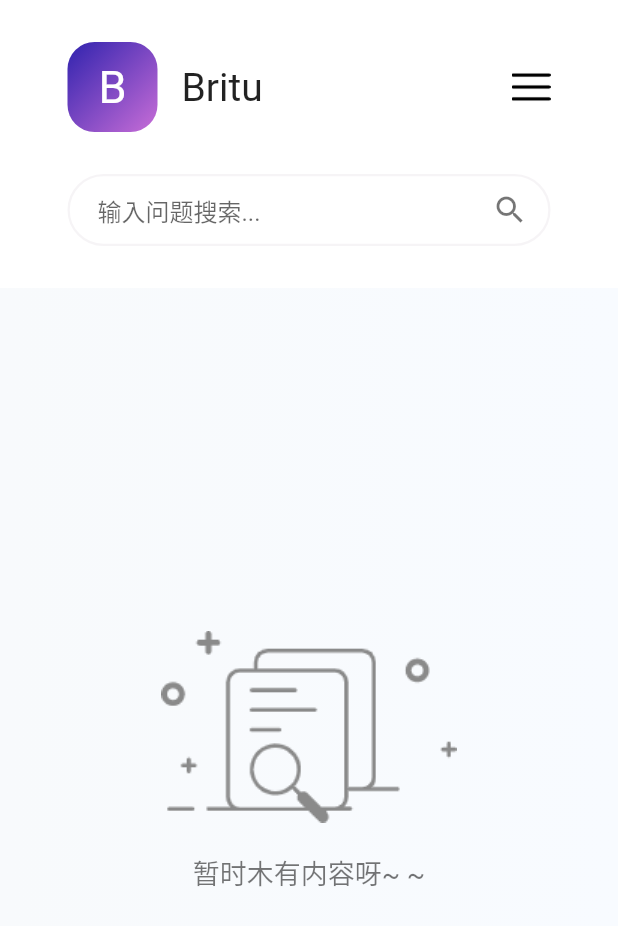
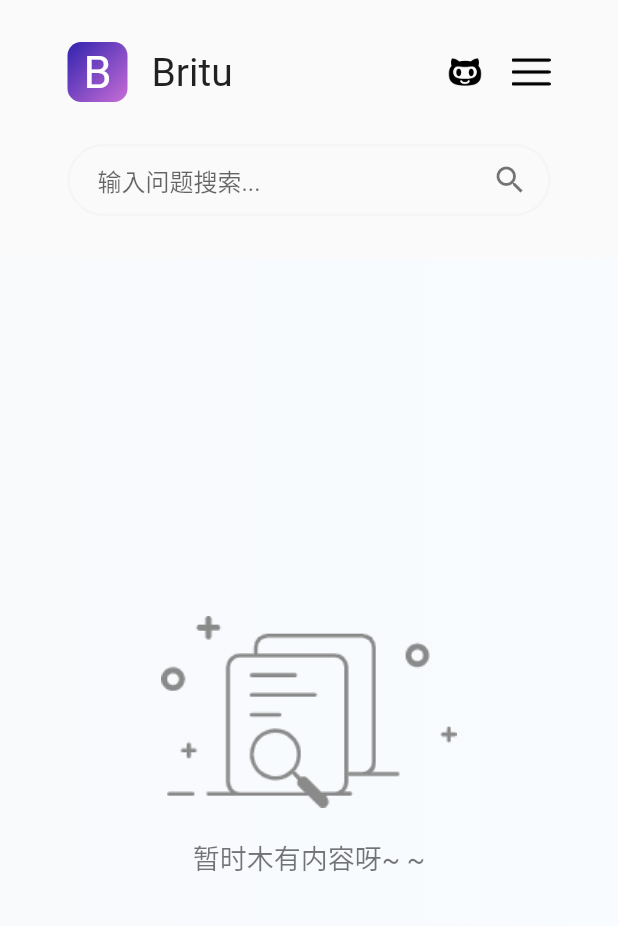
Before and after one commit to yaminet1024/birtu-oj-graph-flutter, a Flutter app: the screen it shows after launch, after a tap on "搜索", on a phone screen of 412 x 824 dp. Shown: the top 926 px of the screen. Run offline on Flutter 3.47's test engine with Material 2 defaults, Android fonts, the phone set to English and light mode, and no system bars; missing offline and left inert: grpc, grpclib.

Commit message:
-- story 更新

```diff
--- a/lib/service/grpc_service.dart
+++ b/lib/service/grpc_service.dart
@@ -3,7 +3,7 @@ import 'dart:io';
 
 // import 'package:fixnum/fixnum.dart';
 import 'package:grpc/grpc.dart';
-import 'package:grpc/grpc_web.dart';
+//import 'package:grpc/grpc_web.dart';
 import 'package:grpclib/grpclib.dart';
 
 class GrpcService{
@@ -34,10 +34,10 @@ class GrpcService{
           options: const ChannelOptions(credentials: ChannelCredentials.insecure()),
         );
       }else{
-        _channelClient = GrpcWebClientChannel.xhr(Uri.parse("http://localhost:6060"));
+//        _channelClient = GrpcWebClientChannel.xhr(Uri.parse("http://localhost:6060"));
       }
     }catch (e){
-      _channelClient = GrpcWebClientChannel.xhr(Uri.parse("http://ttl317.top:6060"));
+//      _channelClient = GrpcWebClientChannel.xhr(Uri.parse("http://ttl317.top:6060"));
     }
   }
 
--- a/lib/views/home.dart
+++ b/lib/views/home.dart
@@ -38,7 +38,8 @@ class MyHomePageState extends State<MyHomePage> {
       ),
       child: Scaffold(
           backgroundColor: Colors.transparent,
-          body: SingleChildScrollView(
+          body: SafeArea(
+            child: SingleChildScrollView(
                 child: Container(
                   child: Column(
                     children: <Widget>[
@@ -54,13 +55,20 @@ class MyHomePageState extends State<MyHomePage> {
                             Body(),
                             showChatView? Positioned(
                               right: 40,
-                            child: ChatBoxView(),): Container(),
+                              child: ChatBoxView(
+                                onRemoveClick: (){
+                                  setState(() {
+                                    showChatView = !showChatView;
+                                  });
+                                },
+                              ),): Container(),
                           ],
                         ),
                       ),
                     ],
                   ),
                 )
+            ),
           )
       ),
     );
@@ -168,7 +176,7 @@ class SmallChild extends StatelessWidget {
               ),
             ),
             Padding(
-              padding: const EdgeInsets.only(left: 12.0, top: 20),
+              padding: const EdgeInsets.only(left: 0.0, top: 20),
               child: Text("开始我们的学习吧！"),
             ),
             SizedBox(
@@ -180,9 +188,9 @@ class SmallChild extends StatelessWidget {
                 scale: 1,
               ),
             ),
-            SizedBox(
-              height: 32,
-            ),
+//            SizedBox(
+//              height: 32,
+//            ),
             Search(),
             SizedBox(
               height: 30,
--- a/lib/views/search.dart
+++ b/lib/views/search.dart
@@ -29,7 +29,8 @@ class _SearchPageState extends State<SearchPage>{
   @override
   Widget build(BuildContext context) {
     return Scaffold(
-      body: Container(
+      body: SafeArea(
+        child: Container(
           // constraints: BoxConstraints(
           //   minWidth: 300
           // ),
@@ -37,13 +38,13 @@ class _SearchPageState extends State<SearchPage>{
             children: <Widget>[
               // Text("$arguments[]"),
               Container(
-              decoration: BoxDecoration(
-                color: Colors.white,
-                boxShadow: [
-                  BoxShadow(
-                      color: Colors.black38, offset: Offset(-30, -30), blurRadius: 8)
-                ]
-              ),
+//                decoration: BoxDecoration(
+//                  color: Colors.white,
+//                  boxShadow: [
+//                    BoxShadow(
+//                        color: Colors.black38, offset: Offset(-30, -30), blurRadius: 8)
+//                  ]
+//                ),
                 padding: EdgeInsets.only(bottom:28),
                 child: Column(
                   crossAxisAlignment: CrossAxisAlignment.start,
@@ -56,7 +57,6 @@ class _SearchPageState extends State<SearchPage>{
                           NavBar(showSearch: false),
                           SearchInput(
                             onClick: (){
-                            print("喻彩平大宝贝，我爱你呀");
                             },
                           )
                         ]
@@ -81,6 +81,7 @@ class _SearchPageState extends State<SearchPage>{
               ),
             ]
           )
+        ),
       ),
     );
   }
--- a/lib/widgets/navbar.dart
+++ b/lib/widgets/navbar.dart
@@ -2,14 +2,13 @@ import 'package:educational_robot/views/chat_box.dart';
 import 'package:flutter/material.dart';
 import '../utils/responsiveLayout.dart';
 import '../views/search.dart';
-
 
 typedef NavBarItemClick = void Function(String s);
 
 class NavBar extends StatelessWidget {
   final navLinks = ["首页", "友情链接"];
 
-  NavBar({Key key, this.showSearch,this.onNavBarItemClick}) : super(key: key);
+  NavBar({Key key, this.showSearch, this.onNavBarItemClick}) : super(key: key);
   final bool showSearch;
 
   final NavBarItemClick onNavBarItemClick;
@@ -21,10 +20,9 @@ class NavBar extends StatelessWidget {
             padding: EdgeInsets.only(left: 18),
             child: Text(text, style: TextStyle(fontFamily: "Montserrat-Bold")),
           ),
-        onTap: (){
+          onTap: () {
             onNavBarItemClick(text);
-        }
-      );
+          });
     }).toList();
   }
 
@@ -40,38 +38,54 @@ class NavBar extends StatelessWidget {
                 Row(
                   children: <Widget>[
                     Container(
-                    width: 60,
-                    height: 60,
+                      width: 40,
+                      height: 40,
                       decoration: BoxDecoration(
-                        borderRadius: BorderRadius.circular(18),
-                        gradient: LinearGradient(colors: [
+                          borderRadius: BorderRadius.circular(9),
+                          gradient: LinearGradient(
+                              colors: [
                                 Color(0xFFC86DD7),
                                 Color(0xFF3023AE),
-                        ], begin: Alignment.bottomRight, end: Alignment.topLeft)),
+                              ],
+                              begin: Alignment.bottomRight,
+                              end: Alignment.topLeft)),
                       child: Center(
                         child: Text("B",
-                          style: TextStyle(fontSize: 30, color: Colors.white)),
+                            style:
+                                TextStyle(fontSize: 30, color: Colors.white)),
                       ),
                     ),
                     SizedBox(
                       width: 16,
                     ),
                     Text("Britu", style: TextStyle(fontSize: 26)),
-                  if (showSearch)
-                    SearchInput()
+                    if (showSearch) SearchInput()
                   ],
                 ),
                 if (!ResponsiveLayout.isSmallScreen(context))
                   Row(
                       mainAxisAlignment: MainAxisAlignment.spaceAround,
-                    children: <Widget>[...navItem()]
+                      children: <Widget>[...navItem()])
+                else
+                  Row(
+                    children: <Widget>[
+                      Container(
+                        padding: EdgeInsets.only(right: 18),
+                        child: InkWell(
+                          child: Image.asset("assets/fairy.png",
+                              width: 26, height: 26),
+                          highlightColor: Colors.blueAccent,
+                          onTap: (){
+                            onNavBarItemClick("");
+                          },
+                        ),
+                      ),
+                      Image.asset("assets/menu.png", width: 26, height: 26)
+                    ],
                   )
-              else
-                Image.asset("assets/menu.png", width: 26, height: 26)
               ],
             ),
           ],
-      )
-    );
+        ));
   }
 }
--- a/pubspec.yaml
+++ b/pubspec.yaml
@@ -50,6 +50,7 @@ flutter:
     - assets/menu.png
     - assets/image_01.png
     - assets/no_result.png
+    - assets/fairy.png
   # To add assets to your application, add an assets section, like this:
   # assets:
   #   - images/a_dot_burr.jpeg
```
Also changed, not shown: lib/views/chat_box.dart (+28 -4 lines), assets/fairy.png (added), pubspec.lock, 33 other files. Lines whose indentation alone changed are shown as unchanged.
